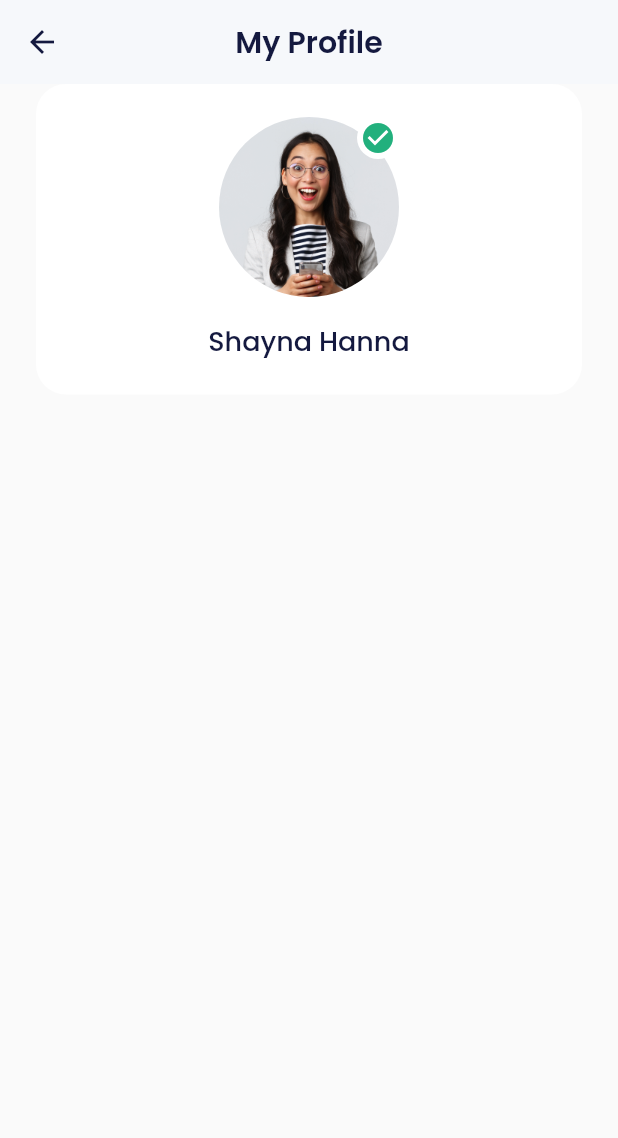
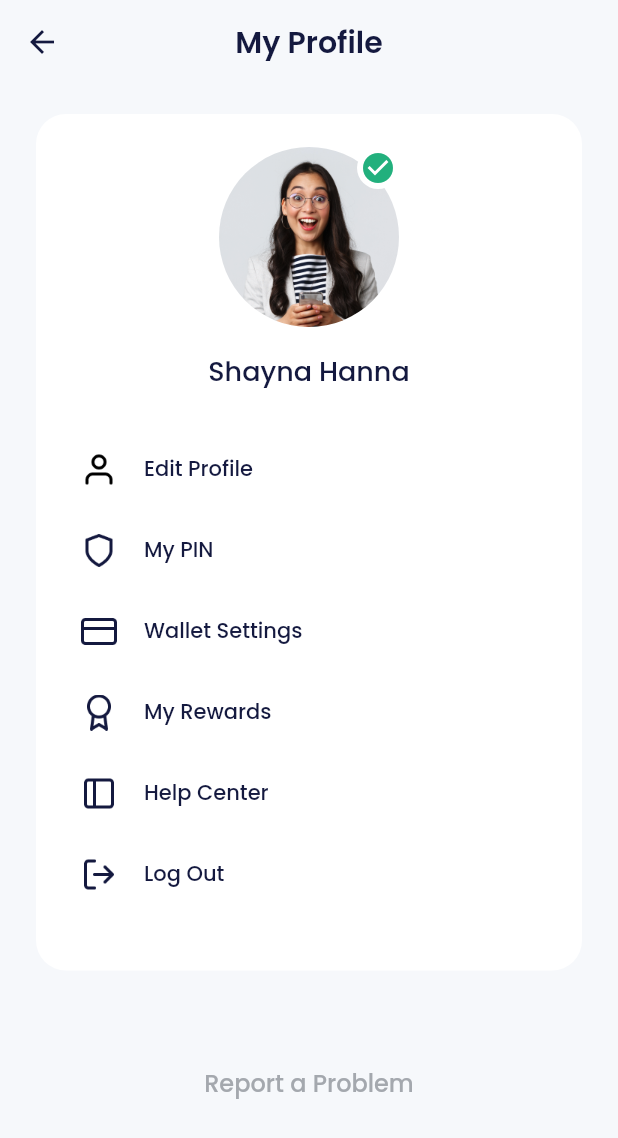
Before and after one commit to novianakbar/ewallet-sha, a Flutter app: the ProfilePage screen opened by its route, on a phone screen of 412 x 824 dp. Shown: the top 1138 px of the screen. Run offline on Flutter 3.47's test engine with Material 3 defaults, Android fonts, the phone set to English and light mode, and no system bars; our stand-ins replace carousel_slider, google_fonts.

```diff
--- a/lib/ui/pages/home_page.dart
+++ b/lib/ui/pages/home_page.dart
@@ -11,7 +11,6 @@ class HomePage extends StatelessWidget {
   @override
   Widget build(BuildContext context) {
     return Scaffold(
-      backgroundColor: lightBackgroundColor,
       floatingActionButtonLocation: FloatingActionButtonLocation.centerDocked,
       floatingActionButton: FloatingActionButton(
         onPressed: () {},
--- a/lib/ui/pages/onboarding_page.dart
+++ b/lib/ui/pages/onboarding_page.dart
@@ -27,7 +27,6 @@ class _OnboardingPageState extends State<OnboardingPage> {
   @override
   Widget build(BuildContext context) {
     return Scaffold(
-      backgroundColor: lightBackgroundColor,
       body: Center(
         child: Column(
           mainAxisAlignment: MainAxisAlignment.center,
--- a/lib/ui/pages/profile_page.dart
+++ b/lib/ui/pages/profile_page.dart
@@ -1,4 +1,6 @@
 import 'package:bank_sha/shared/theme.dart';
+import 'package:bank_sha/ui/widget/button.dart';
+import 'package:bank_sha/ui/widget/profile_menu_item.dart';
 import 'package:flutter/material.dart';
 
 class ProfilePage extends StatelessWidget {
@@ -8,18 +10,8 @@ class ProfilePage extends StatelessWidget {
   Widget build(BuildContext context) {
     return Scaffold(
       appBar: AppBar(
-        backgroundColor: lightBackgroundColor,
-        elevation: 0,
-        centerTitle: true,
-        iconTheme: IconThemeData(
-          color: blackColor,
-        ),
-        title: Text(
+        title: const Text(
           'My Profile',
-          style: blackTextStyle.copyWith(
-            fontSize: 20,
-            fontWeight: semibold,
-          ),
         ),
       ),
       body: ListView(
@@ -31,6 +23,9 @@ class ProfilePage extends StatelessWidget {
             padding: const EdgeInsets.symmetric(
               horizontal: 30,
               vertical: 22,
+            ),
+            margin: const EdgeInsets.only(
+              top: 20,
             ),
             decoration: BoxDecoration(
               color: whiteColor,
@@ -75,9 +70,57 @@ class ProfilePage extends StatelessWidget {
                     fontWeight: medium,
                     fontSize: 18,
                   ),
-                )
+                ),
+                const SizedBox(
+                  height: 40,
+                ),
+                ProfileMenuItem(
+                  iconUrl: 'assets/ic_edit_profile.png',
+                  label: 'Edit Profile',
+                  onTap: () {
+                    Navigator.pushNamed(context, '/pin');
+                  },
+                ),
+                ProfileMenuItem(
+                  iconUrl: 'assets/ic_pin.png',
+                  label: 'My PIN',
+                  onTap: () {},
+                ),
+                ProfileMenuItem(
+                  iconUrl: 'assets/ic_wallet.png',
+                  label: 'Wallet Settings',
+                  onTap: () {},
+                ),
+                ProfileMenuItem(
+                  iconUrl: 'assets/ic_my_reward.png',
+                  label: 'My Rewards',
+                  onTap: () {},
+                ),
+                ProfileMenuItem(
+                  iconUrl: 'assets/ic_help.png',
+                  label: 'Help Center',
+                  onTap: () {},
+                ),
+                ProfileMenuItem(
+                  iconUrl: 'assets/ic_logout.png',
+                  label: 'Log Out',
+                  onTap: () {},
+                ),
               ],
             ),
+          ),
+          const SizedBox(
+            height: 50,
+          ),
+          CustomTextButton(
+            title: 'Report a Problem',
+            textStyle: greyTextStyle.copyWith(
+              fontSize: 16,
+            ),
+            onPressed: () {},
+          ),
+          const SizedBox(
+            height: 50,
           ),
         ],
       ),
--- a/lib/ui/pages/sign_in_page.dart
+++ b/lib/ui/pages/sign_in_page.dart
@@ -9,7 +9,6 @@ class SignInPage extends StatelessWidget {
   @override
   Widget build(BuildContext context) {
     return Scaffold(
-      backgroundColor: lightBackgroundColor,
       body: ListView(
         padding: const EdgeInsets.symmetric(
           horizontal: 24,
--- a/lib/ui/pages/sign_up_page.dart
+++ b/lib/ui/pages/sign_up_page.dart
@@ -9,7 +9,6 @@ class SignUpPage extends StatelessWidget {
   @override
   Widget build(BuildContext context) {
     return Scaffold(
-      backgroundColor: lightBackgroundColor,
       body: ListView(
         padding: const EdgeInsets.symmetric(
           horizontal: 24,
--- a/lib/ui/pages/sign_up_set_ktp.dart
+++ b/lib/ui/pages/sign_up_set_ktp.dart
@@ -8,7 +8,6 @@ class SignUpSetKtpPage extends StatelessWidget {
   @override
   Widget build(BuildContext context) {
     return Scaffold(
-      backgroundColor: lightBackgroundColor,
       body: ListView(
         padding: const EdgeInsets.symmetric(
           horizontal: 24,
--- a/lib/ui/pages/sign_up_set_profile.dart
+++ b/lib/ui/pages/sign_up_set_profile.dart
@@ -9,7 +9,6 @@ class SignUpSetProfilePage extends StatelessWidget {
   @override
   Widget build(BuildContext context) {
     return Scaffold(
-      backgroundColor: lightBackgroundColor,
       body: ListView(
         padding: const EdgeInsets.symmetric(
           horizontal: 24,
--- a/lib/ui/pages/sign_up_success_page.dart
+++ b/lib/ui/pages/sign_up_success_page.dart
@@ -8,7 +8,6 @@ class SignUpSuccessPage extends StatelessWidget {
   @override
   Widget build(BuildContext context) {
     return Scaffold(
-      backgroundColor: lightBackgroundColor,
       body: Center(
         child: Column(
           mainAxisAlignment: MainAxisAlignment.center,
--- /dev/null
+++ b/lib/ui/widget/profile_menu_item.dart
@@ -0,0 +1,44 @@
+import 'package:bank_sha/shared/theme.dart';
+import 'package:flutter/material.dart';
+
+class ProfileMenuItem extends StatelessWidget {
+  final String iconUrl;
+  final String label;
+  final VoidCallback onTap;
+  const ProfileMenuItem(
+      {super.key,
+      required this.iconUrl,
+      required this.label,
+      required this.onTap});
+
+  @override
+  Widget build(BuildContext context) {
+    return GestureDetector(
+      onTap: onTap,
+      child: Container(
+        margin: EdgeInsets.only(
+          bottom: 30,
+        ),
+        child: Row(
+          crossAxisAlignment: CrossAxisAlignment.center,
+          children: [
+            Image.asset(
+              iconUrl,
+              width: 24,
+              height: 24,
+            ),
+            SizedBox(
+              width: 18,
+            ),
+            Text(
+              label,
+              style: blackTextStyle.copyWith(
+                fontWeight: medium,
+              ),
+            )
+          ],
+        ),
+      ),
+    );
+  }
+}
```
Also changed, not shown: lib/main.dart (+16 -0 lines), lib/ui/pages/pin_page.dart (added, +223 -0 lines), lib/ui/widget/button.dart (+23 -0 lines).
